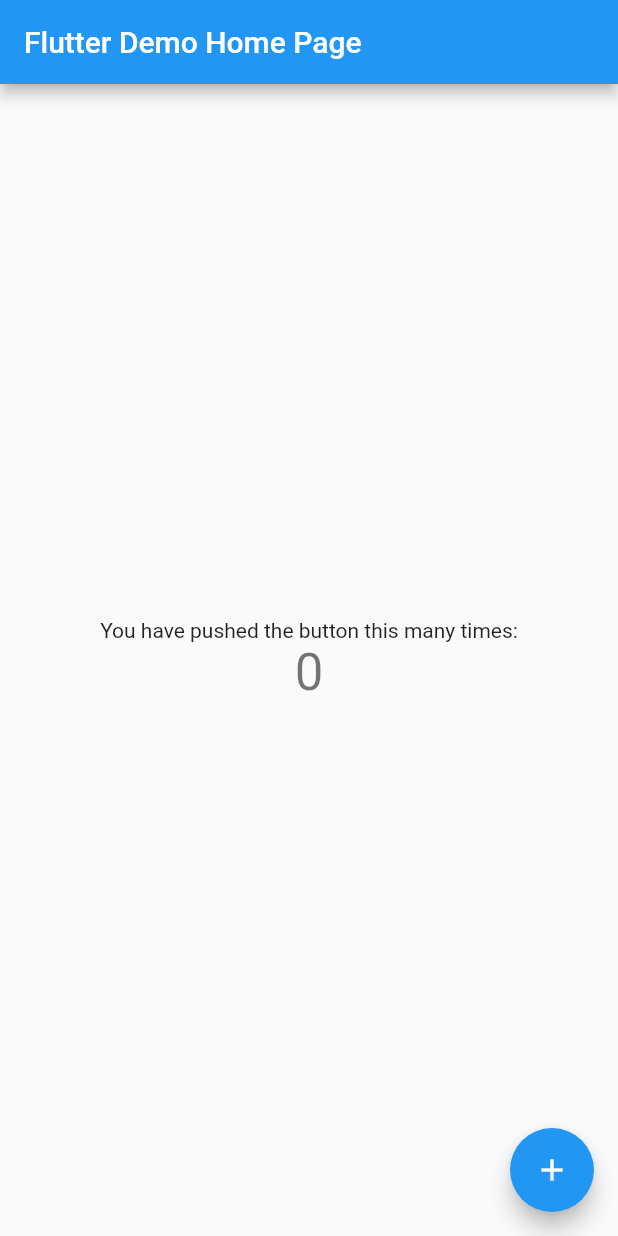
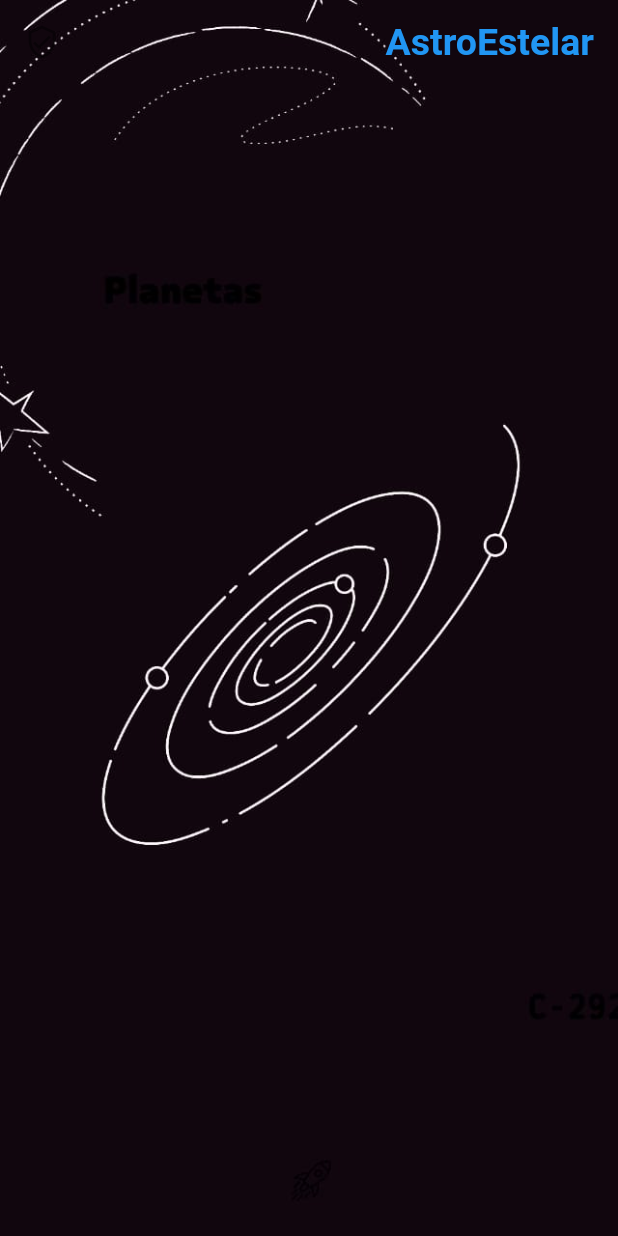
Before and after one commit to Campus-Angical/astroestelar, a Flutter app: the screen it shows after launch, on a phone screen of 412 x 824 dp. Run offline on Flutter 3.47's test engine with Material 2 defaults, Android fonts, the phone set to English and light mode, and no system bars; our stand-ins replace google_fonts; Roboto replaces fonts that are missing (Aclonica).

Commit message:
adiciona a imagem de fundo

```diff
--- a/lib/main.dart
+++ b/lib/main.dart
@@ -1,115 +1,37 @@
 import 'package:flutter/material.dart';
+import 'package:google_fonts/google_fonts.dart';
+void main() {
+  runApp(const MaterialApp(
+    home: HomePage()
+  ));
+}
+class HomePage extends StatefulWidget {
+  const HomePage({super.key});
 
-void main() {
-  runApp(const MyApp());
+  @override
+  State<HomePage> createState() => _HomePageState();
 }
 
-class MyApp extends StatelessWidget {
-  const MyApp({Key? key}) : super(key: key);
-
-  // This widget is the root of your application.
+class _HomePageState extends State<HomePage> {
+  final StyleFont = GoogleFonts.aclonica(
+    fontSize: 25,
+    color: Colors.blue,
+    fontWeight: FontWeight.bold
+  );
   @override
   Widget build(BuildContext context) {
-    return MaterialApp(
-      title: 'Flutter Demo',
-      theme: ThemeData(
-        // This is the theme of your application.
-        //
-        // Try running your application with "flutter run". You'll see the
-        // application has a blue toolbar. Then, without quitting the app, try
-        // changing the primarySwatch below to Colors.green and then invoke
-        // "hot reload" (press "r" in the console where you ran "flutter run",
-        // or simply save your changes to "hot reload" in a Flutter IDE).
-        // Notice that the counter didn't reset back to zero; the application
-        // is not restarted.
-        primarySwatch: Colors.blue,
-      ),
-      home: const MyHomePage(title: 'Flutter Demo Home Page'),
+    return Scaffold(
+      body: Stack(children: [
+        Container(child: Image.asset("images/fundo1.jpg")),
+        Column(
+        children: [
+          ListTile(
+            leading: Icon(Icons.verified_user_outlined),
+            trailing: Text("AstroEstelar", style: StyleFont),
+          ),
+        ],
+      )
+      ]),
     );
   }
 }
-
-class MyHomePage extends StatefulWidget {
-  const MyHomePage({Key? key, required this.title}) : super(key: key);
-
-  // This widget is the home page of your application. It is stateful, meaning
-  // that it has a State object (defined below) that contains fields that affect
-  // how it looks.
-
-  // This class is the configuration for the state. It holds the values (in this
-  // case the title) provided by the parent (in this case the App widget) and
-  // used by the build method of the State. Fields in a Widget subclass are
-  // always marked "final".
-
-  final String title;
-
-  @override
-  State<MyHomePage> createState() => _MyHomePageState();
-}
-
-class _MyHomePageState extends State<MyHomePage> {
-  int _counter = 0;
-
-  void _incrementCounter() {
-    setState(() {
-      // This call to setState tells the Flutter framework that something has
-      // changed in this State, which causes it to rerun the build method below
-      // so that the display can reflect the updated values. If we changed
-      // _counter without calling setState(), then the build method would not be
-      // called again, and so nothing would appear to happen.
-      _counter++;
-    });
-  }
-
-  @override
-  Widget build(BuildContext context) {
-    // This method is rerun every time setState is called, for instance as done
-    // by the _incrementCounter method above.
-    //
-    // The Flutter framework has been optimized to make rerunning build methods
-    // fast, so that you can just rebuild anything that needs updating rather
-    // than having to individually change instances of widgets.
-    return Scaffold(
-      appBar: AppBar(
-        // Here we take the value from the MyHomePage object that was created by
-        // the App.build method, and use it to set our appbar title.
-        title: Text(widget.title),
-      ),
-      body: Center(
-        // Center is a layout widget. It takes a single child and positions it
-        // in the middle of the parent.
-        child: Column(
-          // Column is also a layout widget. It takes a list of children and
-          // arranges them vertically. By default, it sizes itself to fit its
-          // children horizontally, and tries to be as tall as its parent.
-          //
-          // Invoke "debug painting" (press "p" in the console, choose the
-          // "Toggle Debug Paint" action from the Flutter Inspector in Android
-          // Studio, or the "Toggle Debug Paint" command in Visual Studio Code)
-          // to see the wireframe for each widget.
-          //
-          // Column has various properties to control how it sizes itself and
-          // how it positions its children. Here we use mainAxisAlignment to
-          // center the children vertically; the main axis here is the vertical
-          // axis because Columns are vertical (the cross axis would be
-          // horizontal).
-          mainAxisAlignment: MainAxisAlignment.center,
-          children: <Widget>[
-            const Text(
-              'You have pushed the button this many times:',
-            ),
-            Text(
-              '$_counter',
-              style: Theme.of(context).textTheme.headline4,
-            ),
-          ],
-        ),
-      ),
-      floatingActionButton: FloatingActionButton(
-        onPressed: _incrementCounter,
-        tooltip: 'Increment',
-        child: const Icon(Icons.add),
-      ), // This trailing comma makes auto-formatting nicer for build methods.
-    );
-  }
-}
--- a/pubspec.yaml
+++ b/pubspec.yaml
@@ -29,6 +29,7 @@
 dependencies:
   flutter:
     sdk: flutter
+  google_fonts: ^3.0.1
 
 
   # The following adds the Cupertino Icons font to your application.
@@ -58,8 +59,8 @@
   uses-material-design: true
 
   # To add assets to your application, add an assets section, like this:
-  # assets:
-  #   - images/a_dot_burr.jpeg
+  assets:
+    - images/fundo1.jpg
   #   - images/a_dot_ham.jpeg
 
   # An image asset can refer to one or more resolution-specific "variants", see
```
Also changed, not shown: images/fundo1.jpg (added), pubspec.lock, 1 other file.
